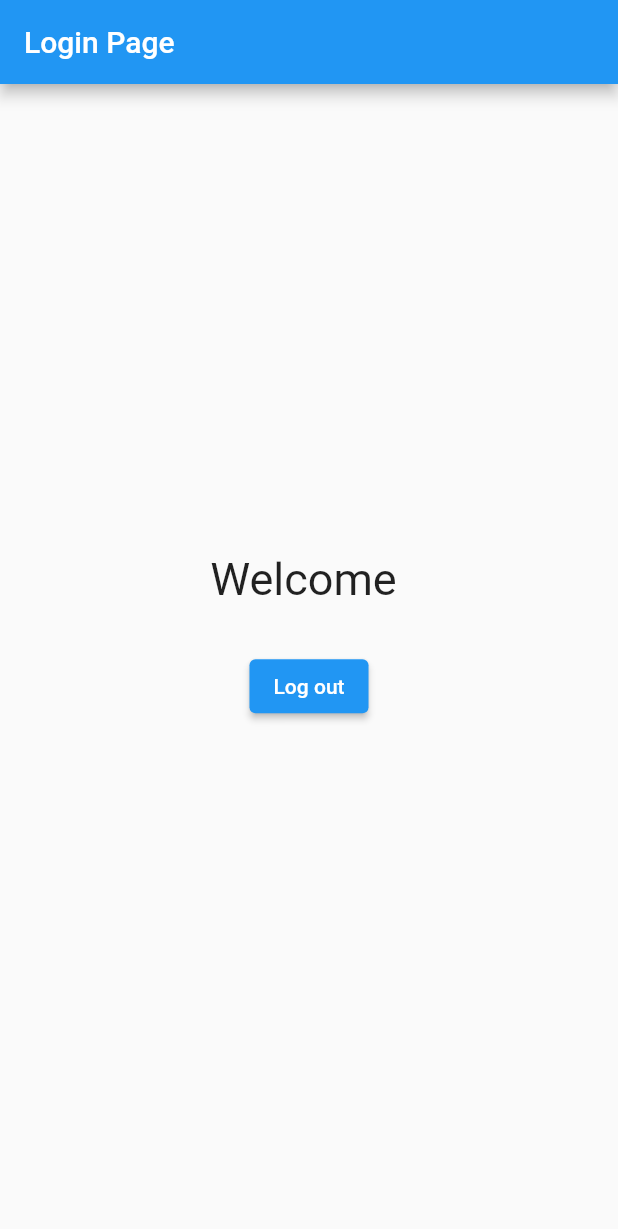
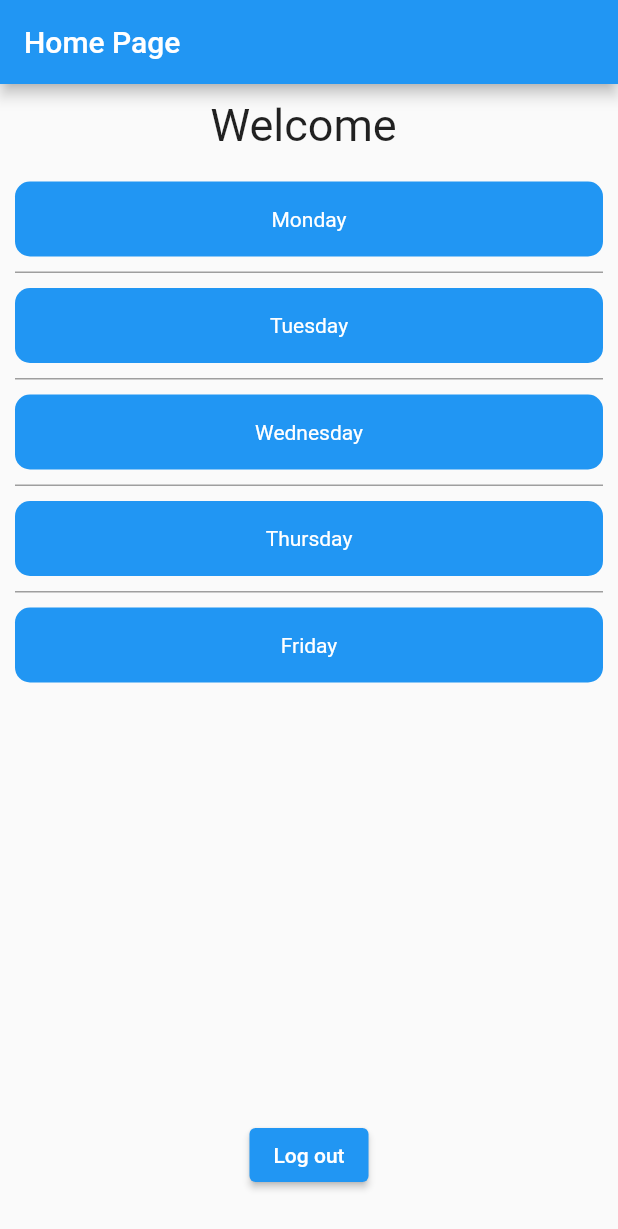
Before and after one commit to Sajeewamalith/widget_demo, a Flutter app: the Homepage screen opened directly with empty values, on a phone screen of 412 x 824 dp. Shown: the top 1229 px of the screen. Run offline on Flutter 3.47's test engine with Material 2 defaults, Android fonts, the phone set to English and light mode, and no system bars; network calls fail.

Commit message:
Error Handling and Building Layout - part 2

```diff
--- a/lib/home_page.dart
+++ b/lib/home_page.dart
@@ -13,26 +13,61 @@ class Homepage extends StatefulWidget {
 }
 
 class _HomepageState extends State<Homepage> {
-  @override
+  List<String> data = ['Monday' , 'Tuesday' , 'Wednesday','Thursday','Friday'];
+
+    @override
   Widget build(BuildContext context) {
     return  Scaffold(
       appBar: AppBar(
-        title:  const Text('Login Page'),
+        title:  const Text('Home Page'),
 
       ),
       body: Container(
+        padding: EdgeInsets.symmetric(horizontal: 10),
         child: Center(
         child: Column(
           mainAxisAlignment: MainAxisAlignment.center,
           crossAxisAlignment: CrossAxisAlignment.center,
           children: [
             Container(
+                margin: EdgeInsets.symmetric(vertical: 10),
               child: Center(
               child: Text('Welcome ${widget.username}',
                   style: TextStyle(fontSize: 30),
               ),
              )
             ),
+            Expanded(
+                child: ListView.separated(
+                  //physics: NeverScrollableScrollPhysics(),
+                  itemCount: data.length,
+                  separatorBuilder:(context,index) {
+                 return Container(color: Colors.grey,height:1,);
+            },
+            itemBuilder: (context , index){
+                 return Container(
+                     margin: EdgeInsets.symmetric(vertical: 10),
+                     height: 50,
+                     decoration: BoxDecoration(
+                         borderRadius: BorderRadius.circular(10),
+                         color: Colors.blue
+                     ),
+                     child: Center(
+                       child: Text(data[index] , style: TextStyle(
+                           color: Colors.white
+                       ),),
+                     )
+                 );
+            },
+
+
+
+
+
+
+                )
+      ),
+            /////////////////// Log out button .....................
             Container(
               padding: EdgeInsets.symmetric(vertical: 30),
                 child: ElevatedButton(
--- a/lib/login_page.dart
+++ b/lib/login_page.dart
@@ -117,6 +117,7 @@ class _LoginPageState extends State<LoginPage> {
     }
   }
 
+  ///// Alert dialog (wrong login credentials)..........
   showAlertDialog(BuildContext context){
 
     Widget okButton = ElevatedButton(
--- a/lib/splash_page.dart
+++ b/lib/splash_page.dart
@@ -32,6 +32,7 @@ class _SplashScreenState extends State<SplashScreen> {
             );
     }
 
+    //////////////  Navigate to the login screen with 3 seconds ............
     void navigateToLoginScreen(BuildContext context){
 
         Future.delayed(Duration (seconds: 3) ,(){
```
